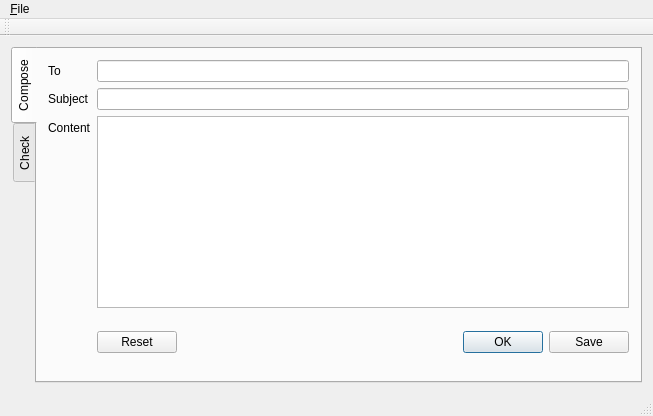
cygnaw/MailBox, file mainwindow.ui: the form before one commit.
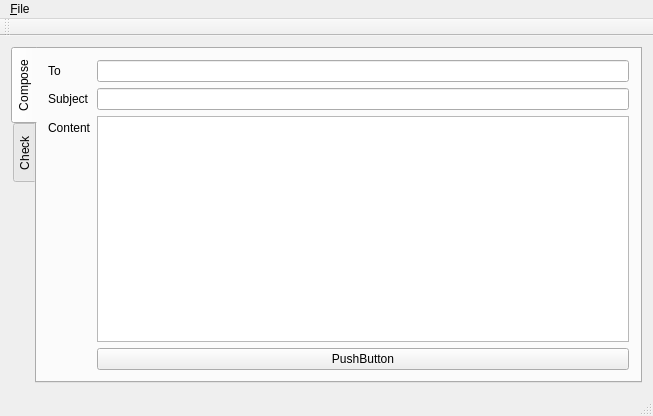
The form after the commit.

The edit to the form file:
```diff
--- a/mainwindow.ui
+++ b/mainwindow.ui
@@ -84,15 +84,9 @@
          </widget>
         </item>
         <item row="3" column="1">
-         <widget class="QDialogButtonBox" name="buttonBox">
-          <property name="sizePolicy">
-           <sizepolicy hsizetype="Expanding" vsizetype="Expanding">
-            <horstretch>0</horstretch>
-            <verstretch>0</verstretch>
-           </sizepolicy>
-          </property>
-          <property name="standardButtons">
-           <set>QDialogButtonBox::Ok|QDialogButtonBox::Reset|QDialogButtonBox::Save</set>
+         <widget class="QPushButton" name="pushButton">
+          <property name="text">
+           <string>PushButton</string>
           </property>
          </widget>
         </item>
```
Left out of the diff: 2 changed lines with no effect on the pictures.
